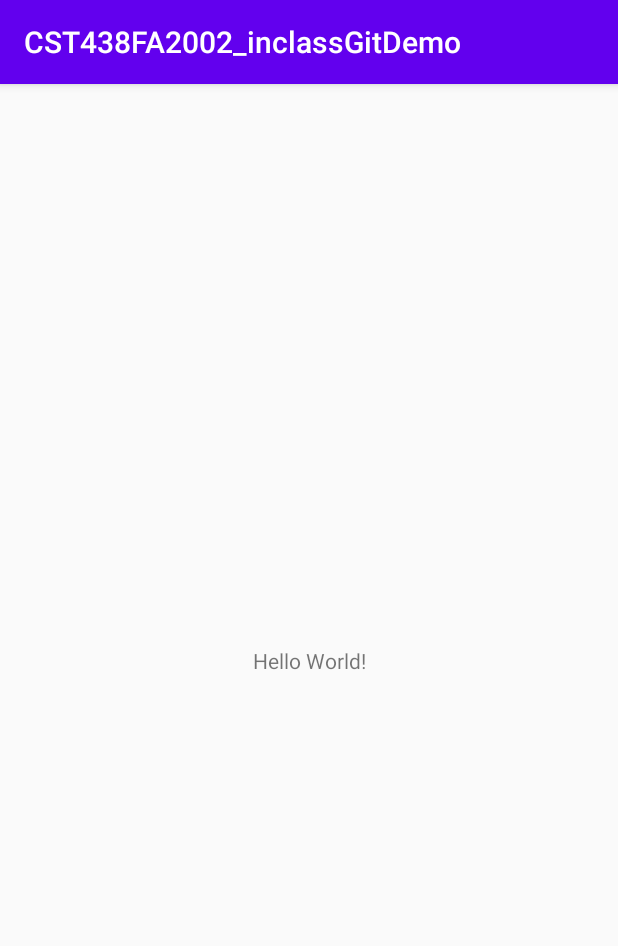
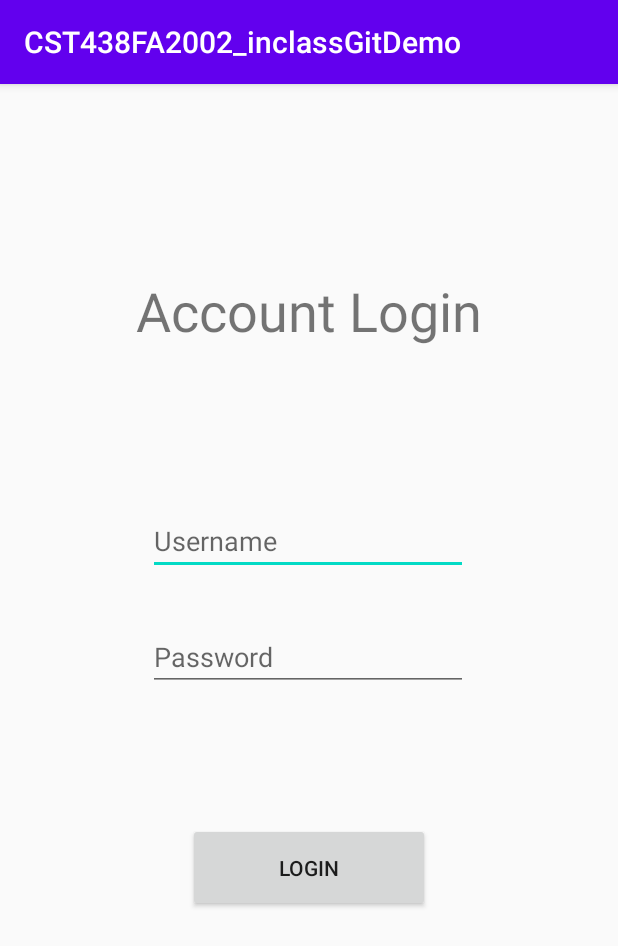
Before and after one commit to yvcruz06/LoginPage, an Android app: the screen it shows after launch (MainActivity), on a phone screen of 412 x 824 dp. Shown: the top 946 px of the screen. Run offline under Robolectric (Android 15) with nearby library versions, the phone set to English and light mode, and no system bars.

Commit message:
login w/o tests

```diff
--- a/app/src/main/java/com/daclink/drew/cst438fa2002_inclassgitdemo/MainActivity.java
+++ b/app/src/main/java/com/daclink/drew/cst438fa2002_inclassgitdemo/MainActivity.java
@@ -2,13 +2,74 @@ package com.daclink.drew.cst438fa2002_inclassgitdemo;
 
 import androidx.appcompat.app.AppCompatActivity;
 
+import android.content.Intent;
+import android.graphics.Color;
 import android.os.Bundle;
+import android.view.View;
+import android.widget.Button;
+import android.widget.EditText;
+import android.widget.Toast;
 
 public class MainActivity extends AppCompatActivity {
+
+    // input texts and login button initiation
+    EditText mEditText1;
+    EditText mEditText2;
+    Button mButton1;
 
     @Override
     protected void onCreate(Bundle savedInstanceState) {
         super.onCreate(savedInstanceState);
         setContentView(R.layout.activity_main);
+
+        //adding input text and login button into initiated variables
+        mEditText1 = (EditText) findViewById(R.id.editText1);
+        mEditText2 = (EditText) findViewById(R.id.editText2);
+        mButton1 = (Button) findViewById(R.id.button1);
+
+        // set listener to login button
+        // when clicked will check if account exists
+        mButton1.setOnClickListener(new View.OnClickListener() {
+            @Override
+            public void onClick(View v) {
+                checkAccount();
+            }
+        });
+    }
+
+    // function checks if account exists
+    public void checkAccount(){
+        String un = mEditText1.getText().toString();
+        String pw = mEditText2.getText().toString();
+
+        String universal_un = "yvonne";
+        String universal_pw = "cruz";
+
+        if (un.equals(universal_un)) {
+
+            if (pw.equals(universal_pw)) {
+
+                Toast.makeText(this, "Success", Toast.LENGTH_LONG).show();
+
+                //Intent intent = MainActivity.newIntent(MainActivity.this, m1);
+                //startActivity(intent);
+
+            }
+            else {
+                Toast.makeText(this, "Password is incorrect", Toast.LENGTH_LONG).show();
+                mEditText2.setTextColor(Color.RED);
+            }
+        }
+        else if (pw.equals(universal_pw)){
+            Toast.makeText(this, "Username is incorrect", Toast.LENGTH_LONG).show();
+            mEditText1.setTextColor(Color.RED);
+
+        }
+        else {
+            Toast.makeText(this, "Username & Password are incorrect", Toast.LENGTH_LONG).show();
+            mEditText1.setTextColor(Color.RED);
+            mEditText2.setTextColor(Color.RED);
+
+        }
     }
 }
--- a/app/src/main/res/layout/activity_main.xml
+++ b/app/src/main/res/layout/activity_main.xml
@@ -6,13 +6,56 @@
     android:layout_height="match_parent"
     tools:context=".MainActivity">
 
+    <Button
+        android:id="@+id/button1"
+        android:layout_width="161dp"
+        android:layout_height="59dp"
+        android:layout_marginTop="88dp"
+        android:text="@string/login"
+        app:layout_constraintBottom_toBottomOf="parent"
+        app:layout_constraintEnd_toEndOf="parent"
+        app:layout_constraintStart_toStartOf="parent"
+        app:layout_constraintTop_toBottomOf="@+id/editText2"
+        app:layout_constraintVertical_bias="0.0" />
+
     <TextView
+        android:id="@+id/loginTitle"
+        android:layout_width="290dp"
+        android:layout_height="126dp"
+        android:layout_marginTop="88dp"
+        android:gravity="center"
+        android:text="@string/title_acct"
+        android:textSize="36sp"
+        app:layout_constraintEnd_toEndOf="parent"
+        app:layout_constraintStart_toStartOf="parent"
+        app:layout_constraintTop_toTopOf="parent" />
+
+    <EditText
+        android:id="@+id/editText1"
         android:layout_width="wrap_content"
         android:layout_height="wrap_content"
-        android:text="Hello World!"
-        app:layout_constraintBottom_toBottomOf="parent"
-        app:layout_constraintLeft_toLeftOf="parent"
-        app:layout_constraintRight_toRightOf="parent"
-        app:layout_constraintTop_toTopOf="parent" />
+        android:layout_marginTop="68dp"
+        android:autofillHints="@string/un"
+        android:ems="10"
+        android:hint="@string/un"
+        android:inputType="textPersonName"
+        app:layout_constraintEnd_toEndOf="parent"
+        app:layout_constraintHorizontal_bias="0.497"
+        app:layout_constraintStart_toStartOf="parent"
+        app:layout_constraintTop_toBottomOf="@+id/loginTitle" />
+
+    <EditText
+        android:id="@+id/editText2"
+        android:layout_width="wrap_content"
+        android:layout_height="wrap_content"
+        android:layout_marginTop="32dp"
+        android:autofillHints="@string/pw"
+        android:ems="10"
+        android:hint="@string/pw"
+        android:inputType="textPersonName"
+        app:layout_constraintEnd_toEndOf="parent"
+        app:layout_constraintHorizontal_bias="0.497"
+        app:layout_constraintStart_toStartOf="parent"
+        app:layout_constraintTop_toBottomOf="@+id/editText1" />
 
 </androidx.constraintlayout.widget.ConstraintLayout>
--- a/app/src/main/res/values/strings.xml
+++ b/app/src/main/res/values/strings.xml
@@ -1,3 +1,7 @@
 <resources>
     <string name="app_name">CST438FA2002_inclassGitDemo</string>
+    <string name="login">Login</string>
+    <string name="pw">Password</string>
+    <string name="un">Username</string>
+    <string name="title_acct">Account Login</string>
 </resources>
```
